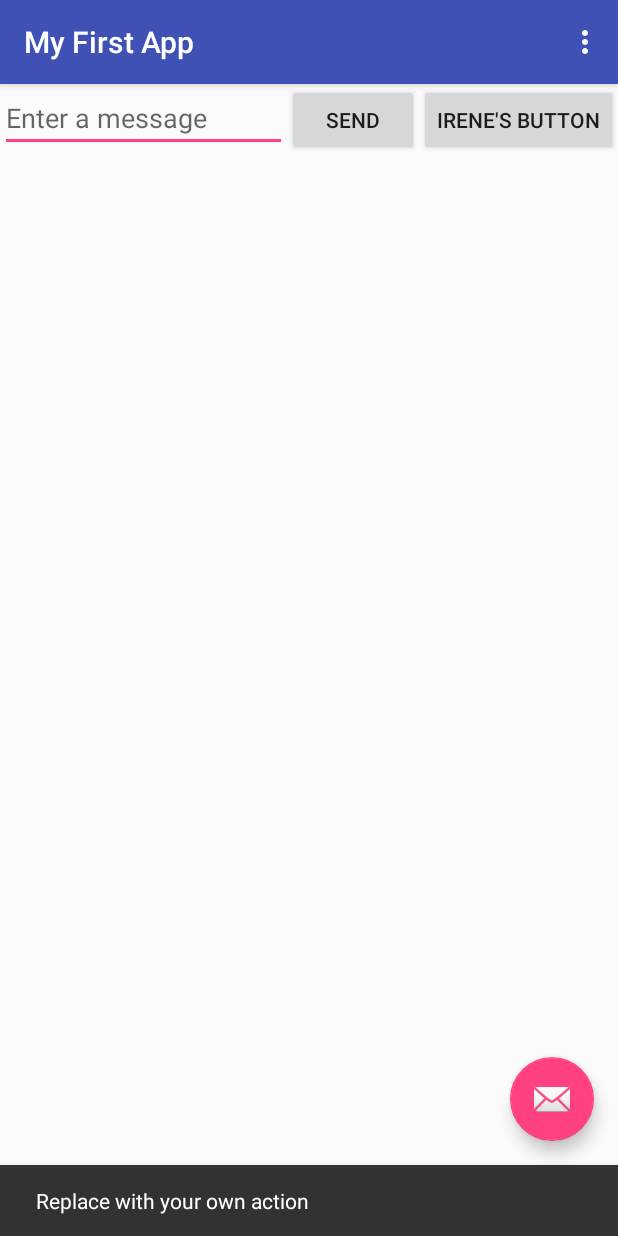
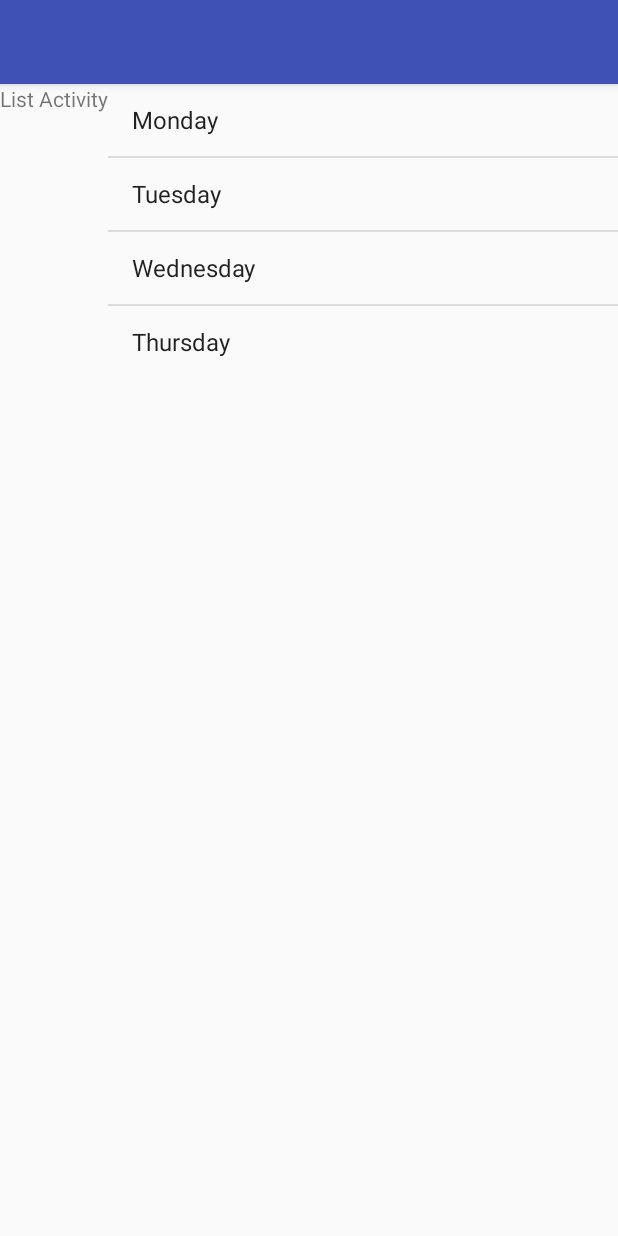
Before and after one commit to IreAlMar/android-training, an Android app: the screen it shows after launch (MyActivity before the commit, ListaActivity after it), after a tap on "IRENE'S BUTTON", on a phone screen of 412 x 824 dp. Run offline under Robolectric (Android 15) with nearby library versions, the phone set to English and light mode, and no system bars; 2 other taps on this screen came first.

Commit message:
Finished Buttons training

```diff
--- a/app/src/main/AndroidManifest.xml
+++ b/app/src/main/AndroidManifest.xml
@@ -27,6 +27,10 @@
                 android:name="android.support.PARENT_ACTIVITY"
                 android:value="com.example.irene.myfirstapp.MyActivity" />
         </activity>
+        <activity
+            android:name=".ListaActivity"
+            android:label="@string/title_activity_lista"
+            android:theme="@style/AppTheme.NoActionBar"></activity>
     </application>
 
 </manifest>
--- /dev/null
+++ b/app/src/main/java/com/example/irene/myfirstapp/ListaActivity.java
@@ -0,0 +1,68 @@
+package com.example.irene.myfirstapp;
+
+import android.app.ListActivity;
+import android.content.Intent;
+import android.graphics.Color;
+import android.os.Bundle;
+import android.support.design.widget.FloatingActionButton;
+import android.support.design.widget.Snackbar;
+import android.support.v7.app.AppCompatActivity;
+import android.support.v7.widget.Toolbar;
+import android.util.Log;
+import android.view.View;
+import android.widget.ArrayAdapter;
+import android.widget.ListView;
+import android.widget.RelativeLayout;
+import android.widget.TextView;
+
+public class ListaActivity extends ListActivity {
+
+    public static final String TAG = ListaActivity.class.getSimpleName();
+    private TextView textViewTitle;
+    public static String[] days = {"Monday", "Tuesday", "Wednesday", "Thursday"};
+
+    @Override
+    protected void onCreate(Bundle savedInstanceState) {
+        super.onCreate(savedInstanceState);
+        setContentView(R.layout.activity_lista);
+        Toolbar toolbar = (Toolbar) findViewById(R.id.toolbar);
+        //setSupportActionBar(toolbar);
+        Intent intent = getIntent();
+
+        textViewTitle = (TextView) findViewById(R.id.textViewTitle);
+
+        setListAdapter(new ArrayAdapter<String>(this,android.R.layout.simple_list_item_1, days));
+
+        /*
+        Intent intent = getIntent();
+        TextView textView = new TextView(this);
+        textView.setTextSize(20);
+        textView.setText("My message for the list");
+
+        RelativeLayout layout = (RelativeLayout) findViewById(R.id.content);
+        layout.addView(textView);*/
+    }
+
+    protected void onListItemClick(ListView l, View v, int position, long id){
+        super.onListItemClick(l,v, position, id);
+
+        String item = getListAdapter().getItem(position).toString();
+        String pulsado = "Pulsado" + position + " " + item;
+        Log.d(TAG,pulsado);
+
+        switch (days[position]){
+            case "Monday":
+                textViewTitle.setTextColor(Color.RED);
+                break;
+            case "Tuesday":
+                textViewTitle.setTextColor(Color.GREEN);
+                break;
+            case "Wednesday":
+                textViewTitle.setTextColor(Color.BLUE);
+                break;
+            case "Thursday":
+                textViewTitle.setTextColor(Color.BLACK);
+                break;
+        }
+    }
+}
--- a/app/src/main/java/com/example/irene/myfirstapp/MyActivity.java
+++ b/app/src/main/java/com/example/irene/myfirstapp/MyActivity.java
@@ -41,6 +41,22 @@ public class MyActivity extends AppCompatActivity {
     public void respondeXML(View view) {
         Log.i("BTN", "respondeXML()");
         muestraToast(view);
+        Intent intent = new Intent(this, ListaActivity.class);
+        startActivity(intent);
+    }
+
+    /*Called when the user clicks the Send button*/
+    /*In order for the system to match this method to the method name given to android:onCLick
+    the signature must be: PUBLIC, HAVE RETURN VALUE, HAVE A VIEW AS THE ONLY PARAMETER
+    */
+    public void sendMessage(View view){
+        //An intent is an abstract description of an operation to be performed.
+        Intent intent = new Intent(this, DisplayMessageActivity.class);
+        EditText editText = (EditText) findViewById(R.id.edit_message);
+        String message = editText.getText().toString();
+        intent.putExtra(EXTRA_MESSAGE, message);
+        startActivity(intent);
+
     }
 
     @Override
@@ -65,17 +81,5 @@ public class MyActivity extends AppCompatActivity {
         return super.onOptionsItemSelected(item);
     }
 
-    /*Called when the user clicks the Send button*/
-    /*In order for the system to match this method to the method name given to android:onCLick
-    the signature must be: PUBLIC, HAVE RETURN VALUE, HAVE A VIEW AS THE ONLY PARAMETER
-    */
-    public void sendMessage(View view){
-        //An intent is an abstract description of an operation to be performed.
-        Intent intent = new Intent(this, DisplayMessageActivity.class);
-        EditText editText = (EditText) findViewById(R.id.edit_message);
-        String message = editText.getText().toString();
-        intent.putExtra(EXTRA_MESSAGE, message);
-        startActivity(intent);
 
-    }
 }
--- /dev/null
+++ b/app/src/main/res/layout/activity_lista.xml
@@ -0,0 +1,34 @@
+<?xml version="1.0" encoding="utf-8"?>
+<android.support.design.widget.CoordinatorLayout xmlns:android="http://schemas.android.com/apk/res/android"
+    xmlns:app="http://schemas.android.com/apk/res-auto"
+    xmlns:tools="http://schemas.android.com/tools"
+    android:layout_width="match_parent"
+    android:layout_height="match_parent"
+    android:fitsSystemWindows="true"
+    tools:context="com.example.irene.myfirstapp.ListaActivity">
+
+    <android.support.design.widget.AppBarLayout
+        android:layout_width="match_parent"
+        android:layout_height="wrap_content"
+        android:theme="@style/AppTheme.AppBarOverlay">
+
+        <android.support.v7.widget.Toolbar
+            android:id="@+id/toolbar"
+            android:layout_width="match_parent"
+            android:layout_height="?attr/actionBarSize"
+            android:background="?attr/colorPrimary"
+            app:popupTheme="@style/AppTheme.PopupOverlay" />
+
+    </android.support.design.widget.AppBarLayout>
+
+    <include layout="@layout/content_lista" />
+
+    <!--<android.support.design.widget.FloatingActionButton
+        android:id="@+id/fab"
+        android:layout_width="wrap_content"
+        android:layout_height="wrap_content"
+        android:layout_gravity="bottom|end"
+        android:layout_margin="@dimen/fab_margin"
+        android:src="@android:drawable/ic_dialog_email" />-->
+
+</android.support.design.widget.CoordinatorLayout>
--- a/app/src/main/res/layout/content_display_message.xml
+++ b/app/src/main/res/layout/content_display_message.xml
@@ -12,7 +12,10 @@
     tools:context="com.example.irene.myfirstapp.DisplayMessageActivity"
     tools:showIn="@layout/activity_display_message"
     android:id="@+id/content">
-
+    <LinearLayout
+        android:orientation="vertical"
+        android:layout_width="fill_parent"
+        android:layout_height="fill_parent">
             <Button
                 android:layout_width="wrap_content"
                 android:layout_height="wrap_content"
@@ -26,5 +29,6 @@
                 android:text="Listener anonimo"
                 android:id="@+id/buttonListenerAnonimo"
                 android:layout_gravity="center_horizontal"/>
+    </LinearLayout>
 
 </RelativeLayout>
--- /dev/null
+++ b/app/src/main/res/layout/content_lista.xml
@@ -0,0 +1,30 @@
+<?xml version="1.0" encoding="utf-8"?>
+<LinearLayout xmlns:android="http://schemas.android.com/apk/res/android"
+    xmlns:app="http://schemas.android.com/apk/res-auto"
+    xmlns:tools="http://schemas.android.com/tools"
+    android:layout_width="match_parent"
+    android:layout_height="match_parent"
+    android:orientation="horizontal"
+    tools:context="com.example.irene.myfirstapp.ListaActivity"
+    tools:showIn="@layout/activity_lista"
+    app:layout_behavior="@string/appbar_scrolling_view_behavior"
+    android:id="@+id/content">
+
+    <TextView
+        android:id="@+id/textViewTitle"
+        android:layout_width="wrap_content"
+        android:layout_height="wrap_content"
+        android:layout_gravity="center_horizontal"
+        android:text="List Activity"/>
+        <!--android:textAppearance="?android:attr/TextAppearanceLarge"/-->
+    <ListView
+        android:id="@android:id/list"
+        android:layout_width="match_parent"
+        android:layout_height="wrap_content"/>
+    <TextView
+        android:id="@android:id/empty"
+        android:layout_width="wrap_content"
+        android:layout_height="wrap_content"
+        android:text="New Text"/>
+
+</LinearLayout>
--- a/app/src/main/res/values/strings.xml
+++ b/app/src/main/res/values/strings.xml
@@ -4,4 +4,5 @@
     <string name="button_send">Send</string>
     <string name="action_settings">Settings</string>
     <string name="title_activity_display_message">My Message</string>
+    <string name="title_activity_lista">ListaActivity</string>
 </resources>
```
Lines whose indentation alone changed are shown as unchanged.
